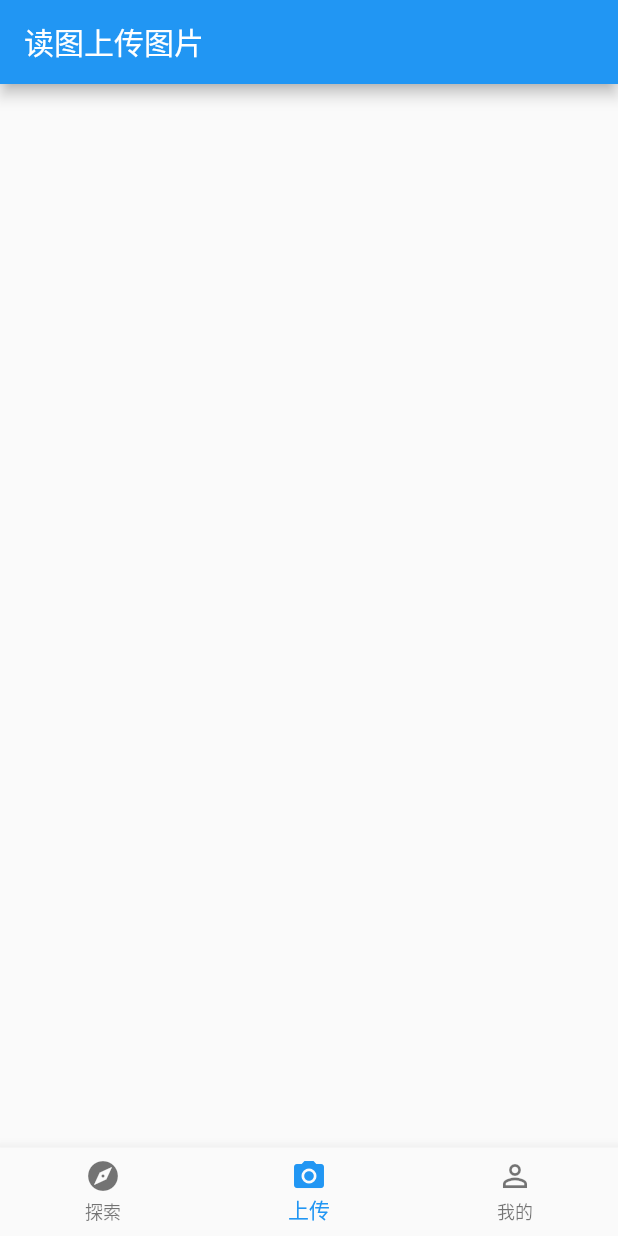
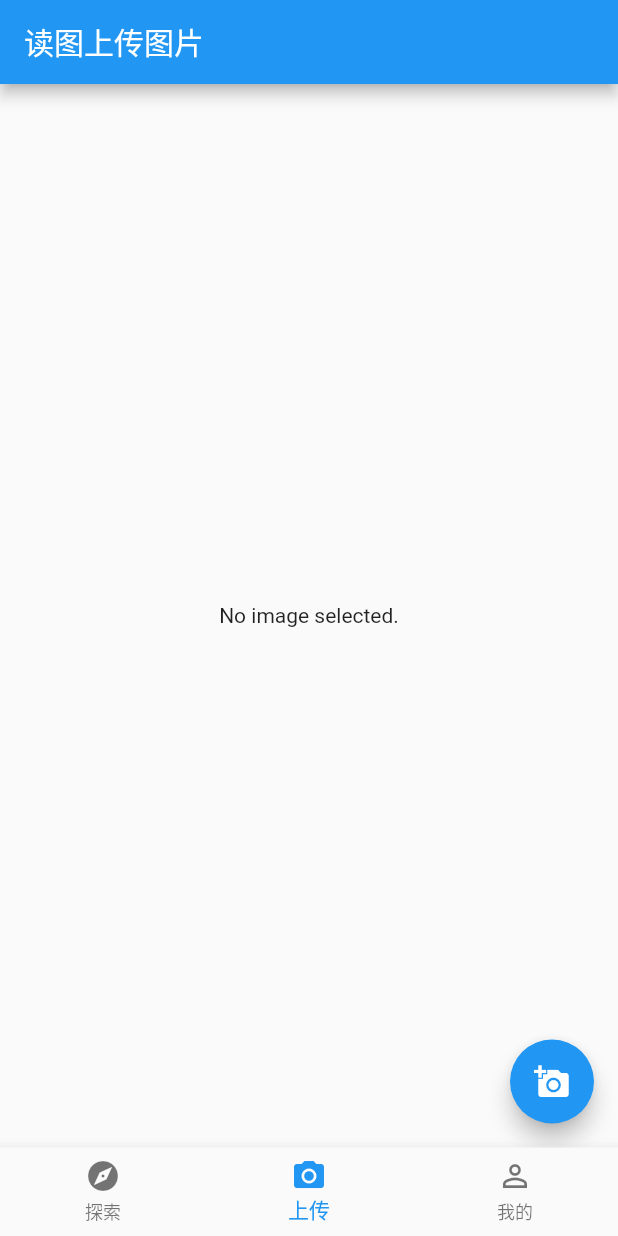
Before and after one commit to Pick-Dev/pick_mobile, a Flutter app: the screen it shows after launch, item 2 of the bottom bar chosen, on a phone screen of 412 x 824 dp. Run offline on Flutter 3.47's test engine with Material 2 defaults, Android fonts, the phone set to English and light mode, and no system bars; our stand-ins replace image_picker.

```diff
--- a/lib/views/upload_page.dart
+++ b/lib/views/upload_page.dart
@@ -1,4 +1,8 @@
+import 'dart:async';
+import 'dart:io';
+
 import 'package:flutter/material.dart';
+import 'package:image_picker/image_picker.dart';
 
 class UploadPage extends StatefulWidget {
 
@@ -9,6 +13,16 @@ class UploadPage extends StatefulWidget {
 
 class _UploadPageState extends State<UploadPage> {
 
+  File _image;
+
+  Future getImage() async {
+    var image = await ImagePicker.pickImage(source: ImageSource.camera);
+
+    setState(() {
+      _image = image;
+    });
+  }
+
   @override
   Widget build(BuildContext context) {
     return new MaterialApp(
@@ -17,8 +31,13 @@ class _UploadPageState extends State<UploadPage> {
             title: new Text('读图上传图片'),
           ),
           body: new Center(
-              child: null
-          ),
+            child: _image == null ? new Text('No image selected.') : new Image.file(_image),
+        ),
+        floatingActionButton: new FloatingActionButton(
+          onPressed: getImage,
+          tooltip: 'Pick Image',
+          child: new Icon(Icons.add_a_photo),
+        ),
         ),
     );
   }
--- a/pubspec.yaml
+++ b/pubspec.yaml
@@ -8,7 +8,7 @@ dependencies:
   # The following adds the Cupertino Icons font to your application.
   # Use with the CupertinoIcons class for iOS style icons.
   cupertino_icons: ^0.1.2
-  english_words: ^3.1.0
+  image_picker: ^0.4.5
 
 dev_dependencies:
   flutter_test:
```
Also changed, not shown: pubspec.lock, 8 other files.
